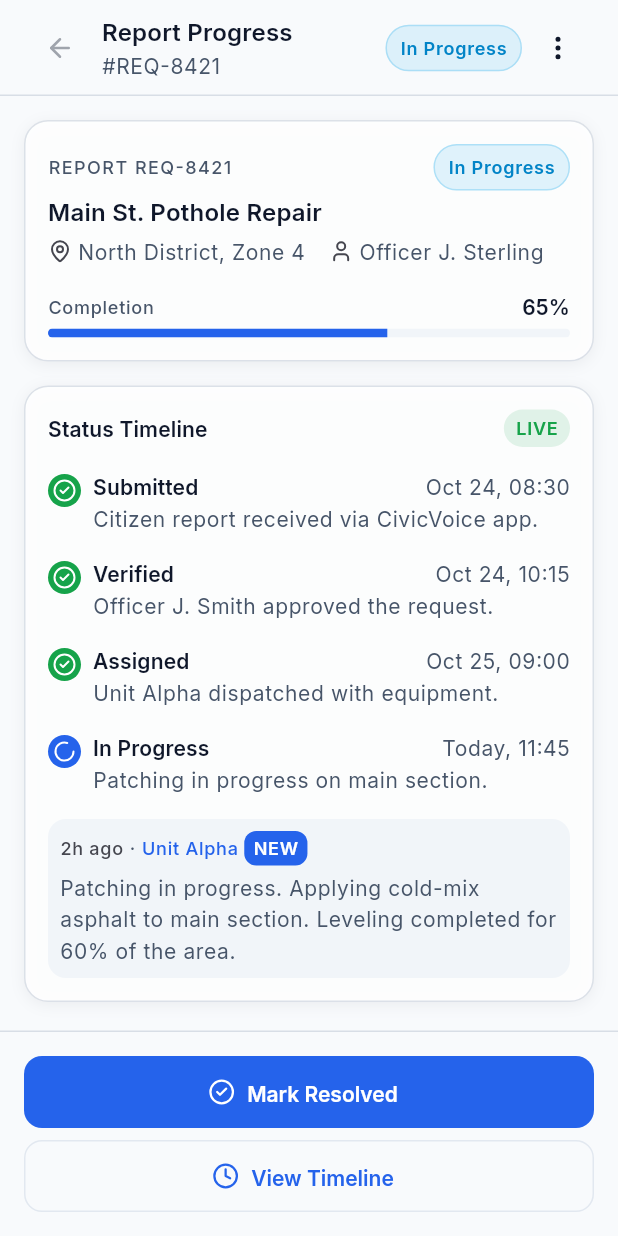
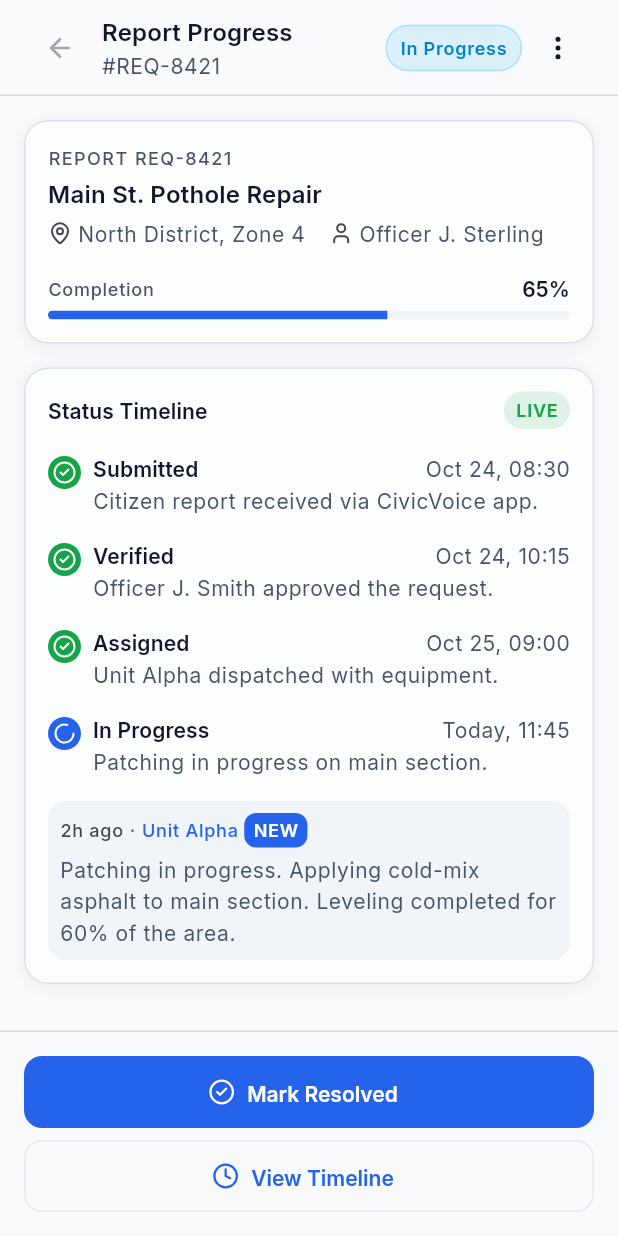
Before and after one commit to khakho3/civic_voice, a Flutter app: the MunicipalReportProgressScreen screen opened directly, on a phone screen of 412 x 824 dp. Run offline on Flutter 3.47's test engine with Material 3 defaults, Android fonts, the phone set to English and light mode, and no system bars; our stand-ins replace google_fonts, lucide_icons_flutter.

Commit message:
fix(municipal): update status display logic in assignment, report progress, and verification screens

```diff
--- a/lib/features/municipal/screens/municipal_report_progress_screen.dart
+++ b/lib/features/municipal/screens/municipal_report_progress_screen.dart
@@ -106,6 +106,13 @@ class _MunicipalReportProgressScreenState
   @override
   Widget build(BuildContext context) {
     final showActionBar = _state != MunicipalReportProgressViewState.success;
+    // widget.status is fixed at whatever it was when this screen opened —
+    // it doesn't track _state, so without this the header would keep
+    // showing e.g. "In Progress" even after the report's actually been
+    // marked Resolved.
+    final effectiveStatus = _state == MunicipalReportProgressViewState.success
+        ? ReportStatus.resolved
+        : widget.status;
 
     return Scaffold(
       body: Stack(
@@ -159,17 +166,13 @@ class _MunicipalReportProgressScreenState
               trailing: Row(
                 mainAxisSize: MainAxisSize.min,
                 children: [
-                  ReportStatusBadge(status: widget.status),
+                  ReportStatusBadge(status: effectiveStatus),
                   PopupMenuButton<void>(
                     icon: const Icon(AppIcons.more, size: AppIconSize.md),
                     itemBuilder: (context) => [
                       PopupMenuItem(
                         onTap: widget.onShareSummary,
                         child: const Text('Share Summary'),
-                      ),
-                      PopupMenuItem(
-                        onTap: _scrollToTimeline,
-                        child: const Text('View Timeline'),
                       ),
                     ],
                   ),
@@ -300,16 +303,12 @@ class _SummaryCard extends StatelessWidget {
       child: Column(
         crossAxisAlignment: CrossAxisAlignment.start,
         children: [
-          Row(
-            children: [
-              Expanded(
-                child: Text(
-                  'REPORT ${data.referenceId}',
-                  style: textTheme.labelSmall?.copyWith(letterSpacing: 0.96),
-                ),
-              ),
-              ReportStatusBadge(status: data.status),
-            ],
+          // Status already shows permanently in the header directly above
+          // this card — repeating it here would be pure duplication, not a
+          // second useful data point.
+          Text(
+            'REPORT ${data.referenceId}',
+            style: textTheme.labelSmall?.copyWith(letterSpacing: 0.96),
           ),
           const SizedBox(height: 2),
           Text(data.title, style: textTheme.titleMedium),
```
Also changed, not shown: lib/features/municipal/screens/municipal_assign_team_screen.dart (+7 -1 lines), lib/features/municipal/screens/municipal_verification_screen.dart (+10 -1 lines), 1 other file.
